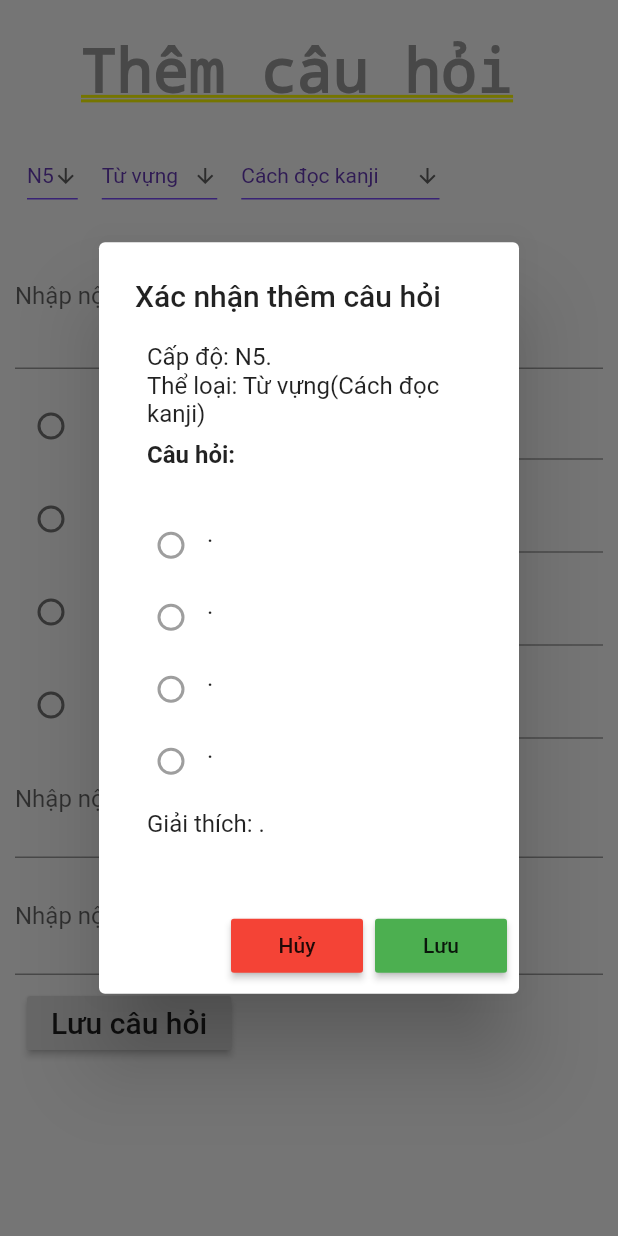
After one commit to tiennv597/jamas_web, a Flutter app: the QuestionAddPage screen opened by its route, after a tap on "Lưu câu hỏi", on a phone screen of 412 x 824 dp. The commit adds this screen. Run offline on Flutter 3.47's test engine with Material 2 defaults, Android fonts, the phone set to English and light mode, and no system bars; our stand-ins replace charts_flutter, cloud_firestore, firebase_auth, firebase_core, fl_chart, flutter_spinkit and 4 more; missing offline and left inert: responsive_table; accounts and stored records are empty; network calls fail; Roboto replaces fonts that are missing (Satisfy).

Commit message:
custom dialog xác nhận thêm câu hỏi

```diff
--- /dev/null
+++ b/lib/pages/questions/dialog/dialog_confirm_question.dart
@@ -0,0 +1,144 @@
+import 'package:jamas_web/widgets/widgets.dart';
+import 'package:flutter/cupertino.dart';
+import 'package:jamas_web/pages/questions/controller/question_controller.dart';
+import 'package:flutter/material.dart';
+import 'package:get/get.dart';
+
+//class DialogConfirmQuestion extends StatefulWidget {
+//  @override
+//  _DialogConfirmQuestionState createState() => _DialogConfirmQuestionState();
+//}
+
+class DialogConfirmQuestion extends StatelessWidget {
+  final QuestionController questionCtr = Get.find();
+  @override
+  Widget build(BuildContext context) {
+    return AlertDialog(
+      title: Text('Xác nhận thêm câu hỏi'),
+      content: Container(
+        width: Get.width / 3,
+        child: SingleChildScrollView(
+          child: ListBody(
+            children: <Widget>[
+              Padding(
+                padding: const EdgeInsets.only(left: 8),
+                child: Column(
+                  crossAxisAlignment: CrossAxisAlignment.start,
+                  children: [
+                    Text('Cấp độ: ${questionCtr.selectedLevel}.'),
+                    Text(
+                        'Thể loại: ${questionCtr.selectedType}(${questionCtr.selectedSubType})'),
+                    Padding(
+                      padding: const EdgeInsets.only(top: 8),
+                      child: Text(
+                        'Câu hỏi: ',
+                        style: TextStyle(
+                          fontWeight: FontWeight.bold,
+                        ),
+                      ),
+                    ),
+                    TextUnderline(
+                      text: questionCtr.content,
+                      underline: questionCtr.underline,
+                    ),
+                  ],
+                ),
+              ),
+              Padding(
+                padding: const EdgeInsets.only(top: 8, bottom: 8),
+                child: Container(
+                  child: Column(
+                    crossAxisAlignment: CrossAxisAlignment.start,
+                    children: [
+                      // đáp án 1
+                      Row(
+                        crossAxisAlignment: CrossAxisAlignment.start,
+                        children: [
+                          Radio(
+                            focusColor: Colors.cyanAccent,
+                            value: 1,
+                            groupValue: questionCtr.answer,
+                          ),
+                          Padding(
+                            padding: const EdgeInsets.only(top: 7),
+                            child: Text('${questionCtr.answerContent1}.'),
+                          )
+                        ],
+                      ),
+                      // đáp án 2
+                      Row(
+                        crossAxisAlignment: CrossAxisAlignment.start,
+                        children: [
+                          Radio(
+                            value: 2,
+                            groupValue: questionCtr.answer,
+                          ),
+                          Padding(
+                            padding: const EdgeInsets.only(top: 7),
+                            child: Text('${questionCtr.answerContent2}.'),
+                          )
+                        ],
+                      ),
+                      // đáp án 3
+                      Row(
+                        crossAxisAlignment: CrossAxisAlignment.start,
+                        children: [
+                          Radio(
+                            value: 3,
+                            groupValue: questionCtr.answer,
+                          ),
+                          Padding(
+                            padding: const EdgeInsets.only(top: 7),
+                            child: Text('${questionCtr.answerContent3}.'),
+                          )
+                        ],
+                      ),
+                      // đáp án 4
+                      Row(
+                        crossAxisAlignment: CrossAxisAlignment.start,
+                        children: [
+                          Radio(
+                            value: 4,
+                            groupValue: questionCtr.answer,
+                          ),
+                          Padding(
+                            padding: const EdgeInsets.only(top: 7),
+                            child: Text('${questionCtr.answerContent4}.'),
+                          )
+                        ],
+                      ),
+                      // Nội dung giải thích
+                      Padding(
+                        padding: const EdgeInsets.all(8.0),
+                        child: Column(
+                          crossAxisAlignment: CrossAxisAlignment.start,
+                          children: [
+                            Text('Giải thích: ${questionCtr.explain}.'),
+                          ],
+                        ),
+                      ),
+                    ],
+                  ),
+                ),
+              )
+            ],
+          ),
+        ),
+      ),
+      actions: <Widget>[
+        RaisedButton(
+            onPressed: () {
+              Navigator.of(context).pop();
+            },
+            color: Colors.red,
+            child: Text("Hủy")),
+        RaisedButton(
+            onPressed: () {
+              Navigator.of(context).pop();
+            },
+            color: Colors.green,
+            child: Text("Lưu")),
+      ],
+    );
+  }
+}
```
Also changed, not shown: lib/pages/questions/questions_add_page.dart (+6 -137 lines), lib/widgets/dialog/dialog_add_question.dart (deleted, +0 -50 lines).
